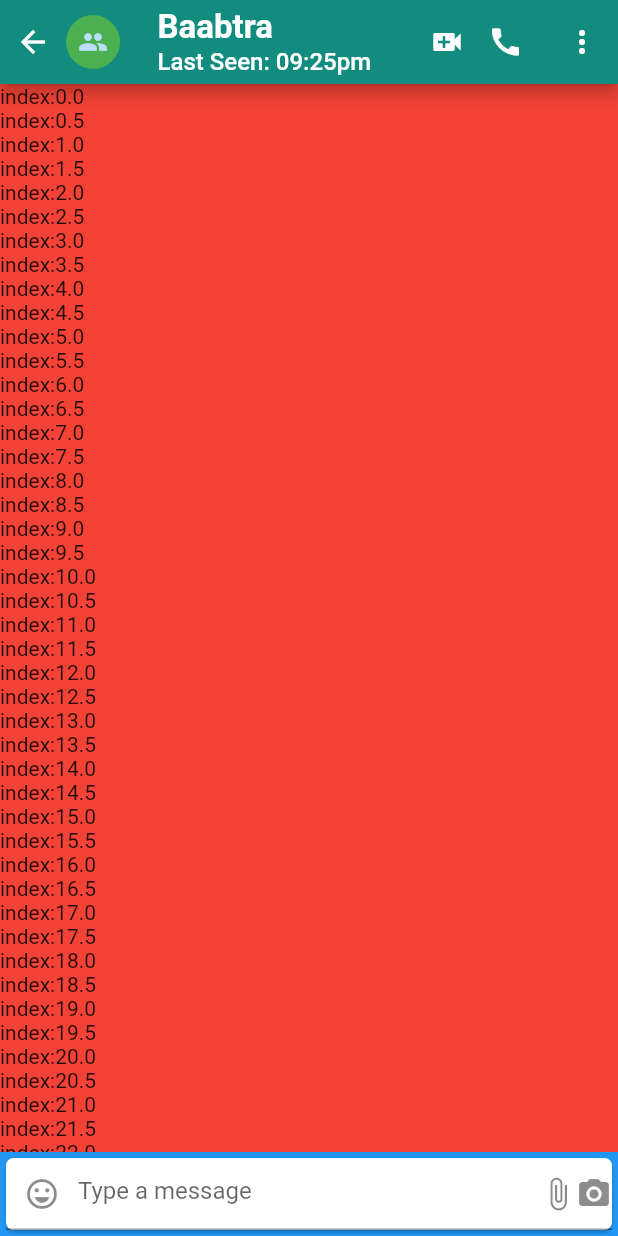
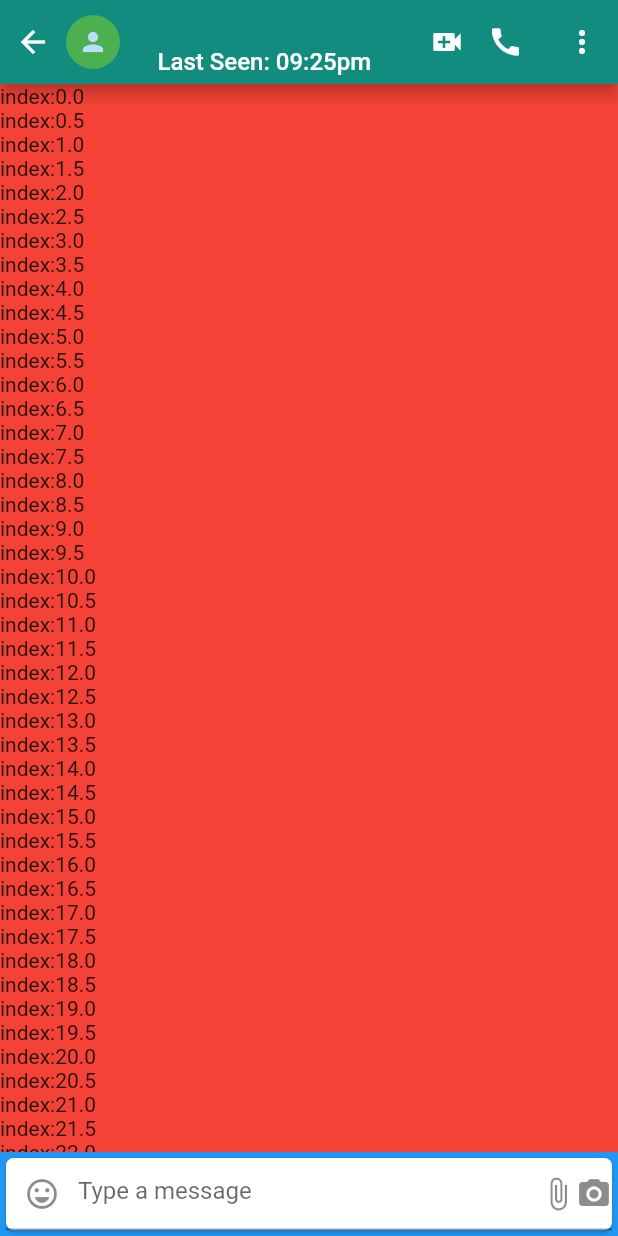
Before and after one commit to anusreepromod/whatsappclone, a Flutter app: the Chattile widget shown alone on an empty page, opened directly with empty values, after a tap on an icon or button, on a phone screen of 412 x 824 dp. Run offline on Flutter 3.47's test engine with Material 2 defaults, Android fonts, the phone set to English and light mode, and no system bars.

Commit message:
version2

```diff
--- a/lib/models/widgets/chattile_widget.dart
+++ b/lib/models/widgets/chattile_widget.dart
@@ -17,7 +17,9 @@ class _ChattileState extends State<Chattile> {
   Widget build(BuildContext context) {
     return InkWell(
       onTap: () => Navigator.push(
-          context, MaterialPageRoute(builder: (context) => ChatDetailScreen())),
+          context,
+          MaterialPageRoute(
+              builder: (context) => ChatDetailScreen(data: widget.data))),
       child: ListTile(
         leading: CircleAvatar(
             radius: 20,
--- a/lib/screen/chat_detail_screen.dart
+++ b/lib/screen/chat_detail_screen.dart
@@ -1,21 +1,26 @@
+import 'package:emoji_picker/emoji_picker.dart';
 import 'package:flutter/material.dart';
+import 'package:whatsapp_clone/models/chat_model.dart';
 import 'package:whatsapp_clone/models/widgets/utility_widgets.dart';
 
 class ChatDetailScreen extends StatefulWidget {
-  const ChatDetailScreen({Key? key}) : super(key: key);
-
+  ChatDetailScreen({Key? key, required this.data}) : super(key: key);
+  Chat data;
   @override
   _ChatDetailScreenState createState() => _ChatDetailScreenState();
 }
 
 class _ChatDetailScreenState extends State<ChatDetailScreen> {
+  bool showemoji = false;
   @override
   Widget build(BuildContext context) {
     return Scaffold(
       appBar: AppBar(
           backgroundColor: Color(0xFF128C7E),
           leadingWidth: 100,
-          leading: Padding(
+          leading: GestureDetector(
+            onTap: () => Navigator.of(context).pop(),
+            child: Padding(
               padding: const EdgeInsets.only(left: 10),
               child: Row(
                 children: [
@@ -29,11 +34,14 @@ class _ChatDetailScreenState extends State<ChatDetailScreen> {
                         backgroundColor: Colors.green,
                         radius: 18,
                         child: Icon(
-                        Icons.group,
+                          widget.data.isGroup == true
+                              ? Icons.group
+                              : Icons.person,
                           size: 20,
                         )),
                   )
                 ],
+              ),
             ),
           ),
           titleSpacing: 0,
@@ -43,7 +51,7 @@ class _ChatDetailScreenState extends State<ChatDetailScreen> {
               crossAxisAlignment: CrossAxisAlignment.start,
               children: [
                 Text(
-                  "Baabtra",
+                  widget.data.name.toString(),
                   style: TextStyle(
                       fontSize: 22,
                       fontWeight: FontWeight.bold,
@@ -73,13 +81,24 @@ class _ChatDetailScreenState extends State<ChatDetailScreen> {
           }),
           Align(
               alignment: Alignment.bottomCenter,
-            child: Container(
+              child: Column(
+                mainAxisAlignment: MainAxisAlignment.end,
+                children: [
+                  Container(
                     child: Card(
                       child: TextField(
-                    keyboardType: TextInputType.number,
+                          keyboardType: TextInputType.text,
                           decoration: InputDecoration(
                               hintText: "Type a message",
-                        prefixIcon: Icon(Icons.emoji_emotions_outlined),
+                              prefixIcon: IconButton(
+                                  onPressed: () {
+                                    setState(() {
+                                      showemoji = !showemoji;
+                                    });
+                                  },
+                                  icon: Icon(showemoji
+                                      ? Icons.keyboard
+                                      : Icons.emoji_emotions_outlined)),
                               suffixIcon: Row(
                                 mainAxisSize: MainAxisSize.min,
                                 children: [
@@ -93,9 +112,17 @@ class _ChatDetailScreenState extends State<ChatDetailScreen> {
                     width: MediaQuery.of(context).size.width,
                     color: Colors.blue,
                   ),
-          )
+                  showemoji ? selectEmoji() : Container(),
+                ],
+              ))
         ]),
       ),
     );
   }
+
+  Widget selectEmoji() {
+    return EmojiPicker(onEmojiSelected: (emoji, category) {
+      print(emoji.name);
+    });
   }
+}
--- a/pubspec.yaml
+++ b/pubspec.yaml
@@ -22,6 +22,7 @@ environment:
 
 dependencies:
   cupertino_icons: ^1.0.2
+  emoji_picker: ^0.1.0
   flutter:
     sdk: flutter
   flutter_svg: ^0.23.0+1
```
Also changed, not shown: pubspec.lock, 3 other files. Lines whose indentation alone changed are shown as unchanged.
